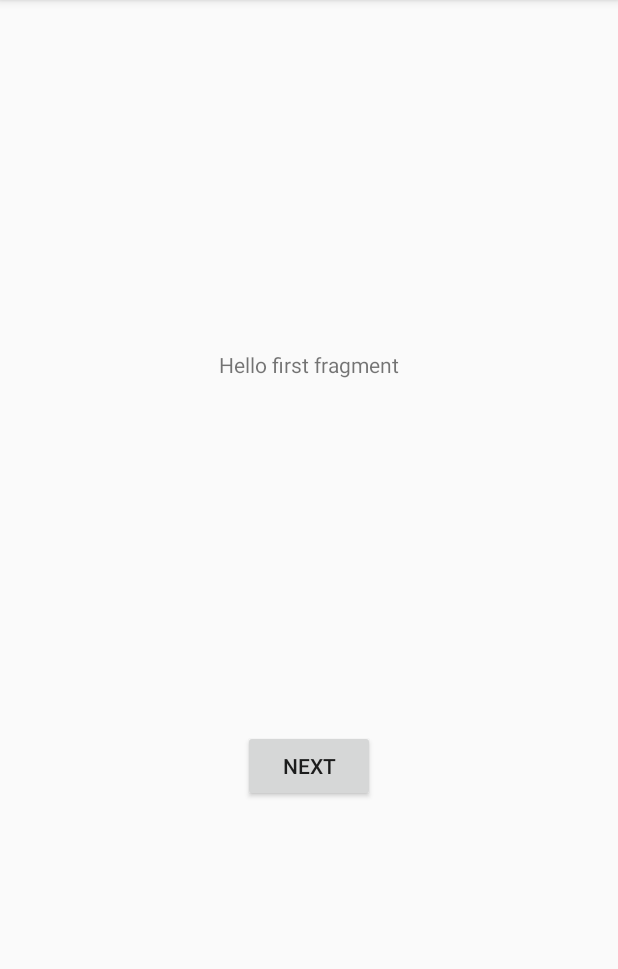
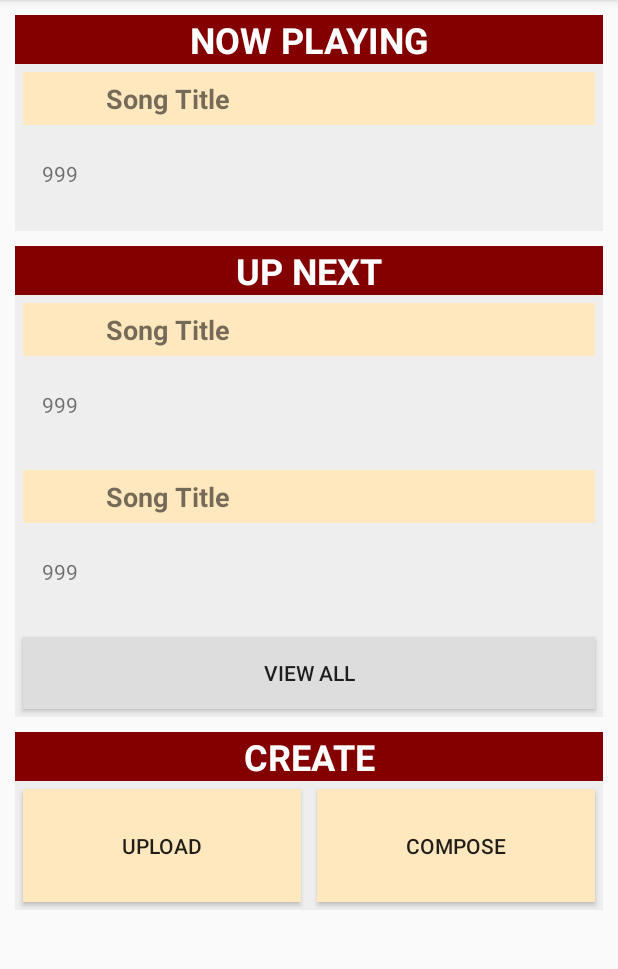
Before and after one commit to SimonSnider/MyRoseCarillon, an Android app: the screen it shows after launch (MainActivity), on a phone screen of 412 x 824 dp, the part 84-1053 px from its top. Run offline under Robolectric (Android 15) with nearby library versions, the phone set to English and light mode, and no system bars; our stand-ins replace Firebase (no records; nobody signed in at launch, a user with empty details on screens opened directly).

Commit message:
Navigation graph updated

```diff
--- a/app/src/main/java/com/example/myrosecarillon/MainActivity.kt
+++ b/app/src/main/java/com/example/myrosecarillon/MainActivity.kt
@@ -17,12 +17,6 @@ class MainActivity : AppCompatActivity() {
         super.onCreate(savedInstanceState)
         setContentView(R.layout.activity_main)
         setSupportActionBar(findViewById(R.id.toolbar))
-
-        findViewById<FloatingActionButton>(R.id.fab).setOnClickListener { view ->
-            Snackbar.make(view, "Replace with your own action", Snackbar.LENGTH_LONG)
-                    .setAction("Action", null).show()
-        }
-
     }
 
     override fun onCreateOptionsMenu(menu: Menu): Boolean {
--- a/app/src/main/java/com/example/myrosecarillon/fragments/FirstFragment.kt
+++ /dev/null
@@ -1,32 +0,0 @@
-package com.example.myrosecarillon.fragments
-
-import android.os.Bundle
-import androidx.fragment.app.Fragment
-import android.view.LayoutInflater
-import android.view.View
-import android.view.ViewGroup
-import android.widget.Button
-import androidx.navigation.fragment.findNavController
-import com.example.myrosecarillon.R
-
-/**
- * A simple [Fragment] subclass as the default destination in the navigation.
- */
-class FirstFragment : Fragment() {
-
-    override fun onCreateView(
-            inflater: LayoutInflater, container: ViewGroup?,
-            savedInstanceState: Bundle?
-    ): View? {
-        // Inflate the layout for this fragment
-        return inflater.inflate(R.layout.fragment_first, container, false)
-    }
-
-    override fun onViewCreated(view: View, savedInstanceState: Bundle?) {
-        super.onViewCreated(view, savedInstanceState)
-
-        view.findViewById<Button>(R.id.button_first).setOnClickListener {
-            findNavController().navigate(R.id.action_FirstFragment_to_LogInFragment)
-        }
-    }
-}
--- a/app/src/main/java/com/example/myrosecarillon/fragments/MainMenuFragment.kt
+++ b/app/src/main/java/com/example/myrosecarillon/fragments/MainMenuFragment.kt
@@ -5,7 +5,9 @@ import androidx.fragment.app.Fragment
 import android.view.LayoutInflater
 import android.view.View
 import android.view.ViewGroup
+import androidx.navigation.fragment.findNavController
 import com.example.myrosecarillon.R
+import kotlinx.android.synthetic.main.fragment_main_menu.view.*
 
 // TODO: Rename parameter arguments, choose names that match
 // the fragment initialization parameters, e.g. ARG_ITEM_NUMBER
@@ -38,6 +40,14 @@ class MainMenuFragment : Fragment() {
         return inflater.inflate(R.layout.fragment_main_menu, container, false)
     }
 
+    override fun onViewCreated(view: View, savedInstanceState: Bundle?) {
+        super.onViewCreated(view, savedInstanceState)
+
+        view.compose_button.setOnClickListener { findNavController().navigate(R.id.action_mainMenuFragment_to_songComposerFragment) }
+        view.upload_button.setOnClickListener { findNavController().navigate(R.id.action_mainMenuFragment_to_fileUploaderFragment) }
+        view.view_all_button.setOnClickListener { findNavController().navigate(R.id.action_mainMenuFragment_to_songBoardFragment) }
+    }
+
     companion object {
         /**
          * Use this factory method to create a new instance of
--- a/app/src/main/java/com/example/myrosecarillon/fragments/SecondFragment.kt
+++ /dev/null
@@ -1,32 +0,0 @@
-package com.example.myrosecarillon.fragments
-
-import android.os.Bundle
-import androidx.fragment.app.Fragment
-import android.view.LayoutInflater
-import android.view.View
-import android.view.ViewGroup
-import android.widget.Button
-import androidx.navigation.fragment.findNavController
-import com.example.myrosecarillon.R
-
-/**
- * A simple [Fragment] subclass as the second destination in the navigation.
- */
-class SecondFragment : Fragment() {
-
-    override fun onCreateView(
-            inflater: LayoutInflater, container: ViewGroup?,
-            savedInstanceState: Bundle?
-    ): View? {
-        // Inflate the layout for this fragment
-        return inflater.inflate(R.layout.fragment_second, container, false)
-    }
-
-    override fun onViewCreated(view: View, savedInstanceState: Bundle?) {
-        super.onViewCreated(view, savedInstanceState)
-
-        view.findViewById<Button>(R.id.button_second).setOnClickListener {
-            findNavController().navigate(R.id.action_SecondFragment_to_FirstFragment)
-        }
-    }
-}
--- a/app/src/main/res/layout/fragment_first.xml
+++ b/app/src/main/res/layout/fragment_first.xml
@@ -23,6 +23,7 @@
         android:text="@string/next"
         app:layout_constraintBottom_toBottomOf="parent"
         app:layout_constraintEnd_toEndOf="parent"
+        app:layout_constraintHorizontal_bias="0.498"
         app:layout_constraintStart_toStartOf="parent"
         app:layout_constraintTop_toBottomOf="@id/textview_first" />
 </androidx.constraintlayout.widget.ConstraintLayout>
--- a/app/src/main/res/layout/fragment_main_menu.xml
+++ b/app/src/main/res/layout/fragment_main_menu.xml
@@ -214,6 +214,7 @@
         </RelativeLayout>
 
         <Button
+            android:id="@+id/view_all_button"
             android:layout_margin="5dp"
             android:layout_width="match_parent"
             android:layout_height="wrap_content"
@@ -255,7 +256,7 @@
                 android:layout_height="75dp"
                 android:background="@color/colorAccent"
                 android:layout_weight="1"
-                android:text="Button" />
+                android:text="@string/upload" />
 
             <Button
                 android:id="@+id/compose_button"
@@ -264,7 +265,7 @@
                 android:layout_height="75dp"
                 android:background="@color/colorAccent"
                 android:layout_weight="1"
-                android:text="Button" />
+                android:text="@string/compose" />
 
         </LinearLayout>
 
--- a/app/src/main/res/navigation/nav_graph.xml
+++ b/app/src/main/res/navigation/nav_graph.xml
@@ -3,35 +3,59 @@
     xmlns:app="http://schemas.android.com/apk/res-auto"
     xmlns:tools="http://schemas.android.com/tools"
     android:id="@+id/nav_graph"
-    app:startDestination="@id/FirstFragment">
+    app:startDestination="@id/mainMenuFragment">
 
-    <fragment
-        android:id="@+id/FirstFragment"
-        android:name="com.example.myrosecarillon.fragments.FirstFragment"
-        android:label="@string/first_fragment_label"
-        tools:layout="@layout/fragment_first">
-
-        <action
-            android:id="@+id/action_FirstFragment_to_SecondFragment"
-            app:destination="@id/SecondFragment" />
-        <action
-            android:id="@+id/action_FirstFragment_to_LogInFragment"
-            app:destination="@id/LogInFragment"/>
-    </fragment>
-    <fragment
-        android:id="@+id/SecondFragment"
-        android:name="com.example.myrosecarillon.fragments.SecondFragment"
-        android:label="@string/second_fragment_label"
-        tools:layout="@layout/fragment_second">
-
-        <action
-            android:id="@+id/action_SecondFragment_to_FirstFragment"
-            app:destination="@id/FirstFragment" />
-    </fragment>
     <fragment
         android:id="@+id/LogInFragment"
         android:name="com.example.myrosecarillon.fragments.LogInFragment"
         android:label="Log In Fragment"
         tools:layout="@layout/fragment_log_in">
     </fragment>
+    <fragment
+        android:id="@+id/mainMenuFragment"
+        android:name="com.example.myrosecarillon.fragments.MainMenuFragment"
+        android:label="fragment_main_menu"
+        tools:layout="@layout/fragment_main_menu" >
+        <action
+            android:id="@+id/action_mainMenuFragment_to_fileUploaderFragment"
+            app:destination="@id/fileUploaderFragment" />
+        <action
+            android:id="@+id/action_mainMenuFragment_to_songComposerFragment"
+            app:destination="@id/songComposerFragment" />
+        <action
+            android:id="@+id/action_mainMenuFragment_to_songBoardFragment"
+            app:destination="@id/songBoardFragment" />
+    </fragment>
+    <fragment
+        android:id="@+id/fileUploaderFragment"
+        android:name="com.example.myrosecarillon.fragments.FileUploaderFragment"
+        android:label="fragment_file_uploader"
+        tools:layout="@layout/fragment_file_uploader" >
+        <action
+            android:id="@+id/action_fileUploaderFragment_to_mySongsFragment"
+            app:destination="@id/mySongsFragment" />
+    </fragment>
+    <fragment
+        android:id="@+id/mySongsFragment"
+        android:name="com.example.myrosecarillon.fragments.MySongsFragment"
+        android:label="fragment_my_songs"
+        tools:layout="@layout/fragment_my_songs" >
+        <action
+            android:id="@+id/action_mySongsFragment_to_songBoardFragment"
+            app:destination="@id/songBoardFragment" />
+    </fragment>
+    <fragment
+        android:id="@+id/songComposerFragment"
+        android:name="com.example.myrosecarillon.fragments.SongComposerFragment"
+        android:label="fragment_song_composer"
+        tools:layout="@layout/fragment_song_composer" >
+        <action
+            android:id="@+id/action_songComposerFragment_to_mySongsFragment"
+            app:destination="@id/mySongsFragment" />
+    </fragment>
+    <fragment
+        android:id="@+id/songBoardFragment"
+        android:name="com.example.myrosecarillon.fragments.SongBoardFragment"
+        android:label="fragment_song_board"
+        tools:layout="@layout/fragment_song_board" />
 </navigation>
```
